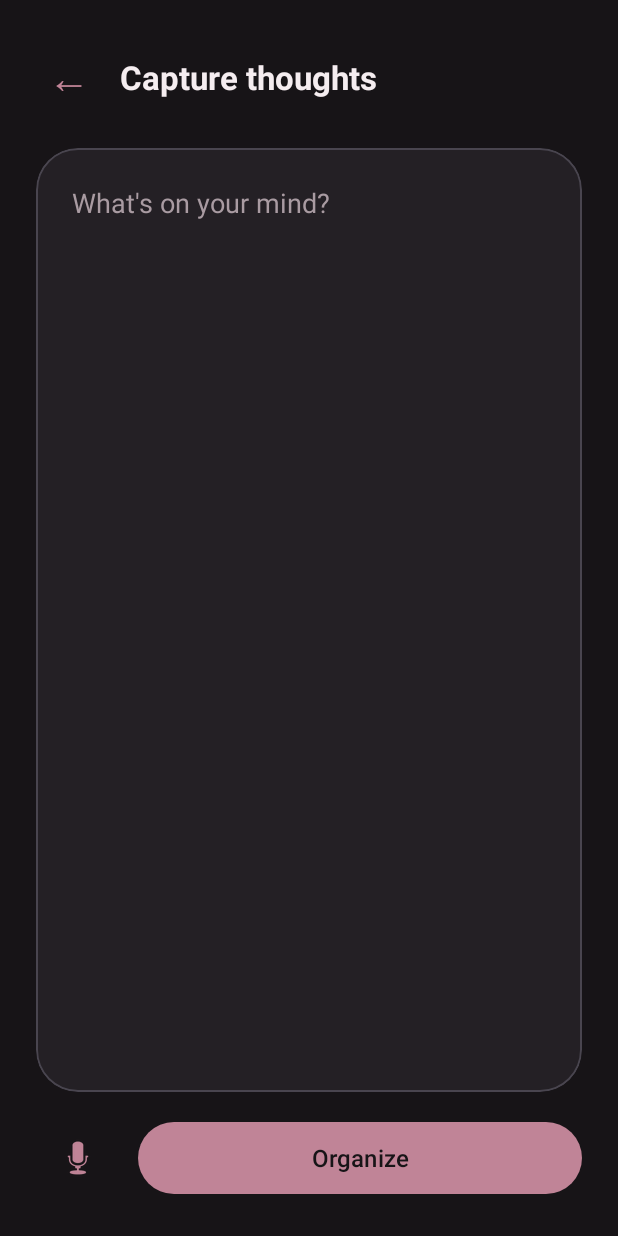
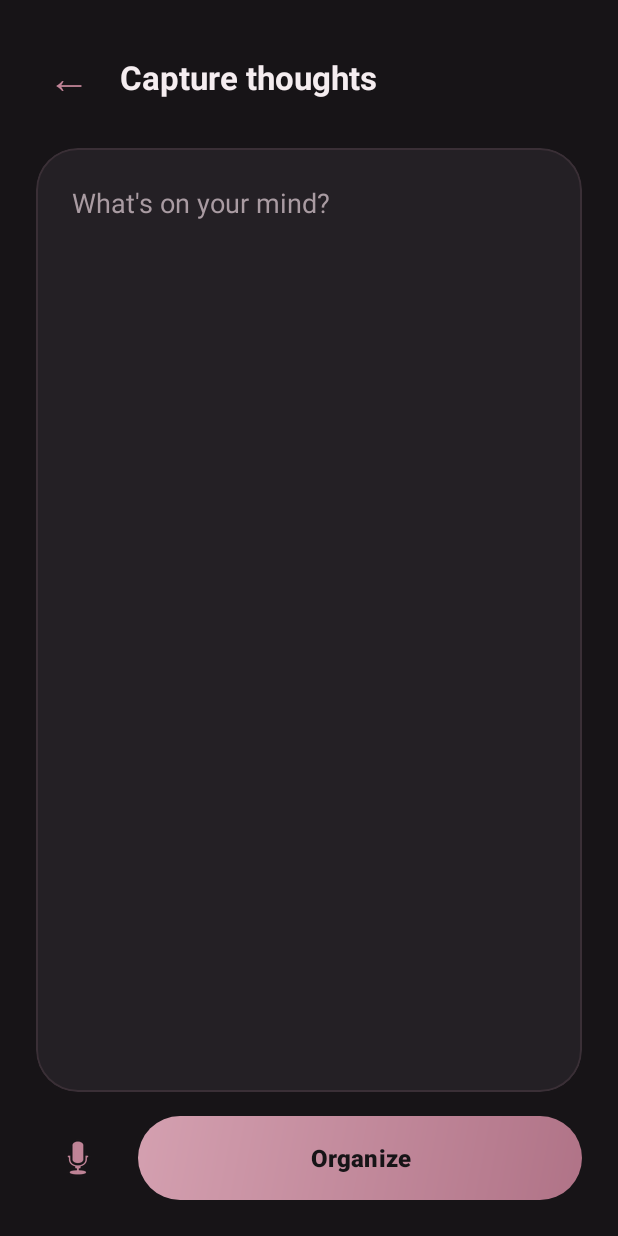
Before and after one commit to fatima03-az/UNSAID, an Android app: the CaptureActivity screen opened directly, with no data from a screen before it, on a phone screen of 412 x 824 dp. Run offline under Robolectric (Android 15) with nearby library versions, the phone set to English and light mode, and no system bars.

Commit message:
Visual polish

```diff
--- a/app/src/main/res/layout/activity_capture.xml
+++ b/app/src/main/res/layout/activity_capture.xml
@@ -41,7 +41,9 @@
         android:layout_weight="1"
         app:cardBackgroundColor="@color/unsaid_surface"
         app:cardCornerRadius="28dp"
-        app:cardElevation="0dp">
+        app:cardElevation="0dp"
+        app:strokeColor="#3A2F36"
+        app:strokeWidth="1dp">
 
         <EditText
             android:id="@+id/etThought"
@@ -81,6 +83,10 @@
             android:layout_weight="1"
             android:text="Organize"
             android:textSize="16sp"
-            app:cornerRadius="28dp" />
+            app:cornerRadius="28dp"
+            android:background="@drawable/bg_rose_card"
+            app:backgroundTint="@null"
+            android:textColor="@color/unsaid_background"
+            android:textStyle="bold" />
     </LinearLayout>
 </LinearLayout>
--- a/app/src/main/res/layout/activity_main.xml
+++ b/app/src/main/res/layout/activity_main.xml
@@ -45,7 +45,10 @@
                 android:clickable="true"
                 android:focusable="true"
                 android:orientation="vertical"
-                android:padding="24dp">
+                android:padding="24dp"
+                android:elevation="10dp"
+                android:outlineAmbientShadowColor="@color/unsaid_accent"
+                android:outlineSpotShadowColor="@color/unsaid_accent">
 
                 <TextView
                     android:id="@+id/tvCardTitle"
--- a/app/src/main/res/layout/activity_review.xml
+++ b/app/src/main/res/layout/activity_review.xml
@@ -44,7 +44,11 @@
         android:layout_marginTop="16dp"
         android:text="Save all"
         android:textSize="16sp"
-        app:cornerRadius="28dp" />
+        app:cornerRadius="28dp"
+        android:background="@drawable/bg_rose_card"
+        app:backgroundTint="@null"
+        android:textColor="@color/unsaid_background"
+        android:textStyle="bold" />
 
     <com.google.android.material.button.MaterialButton
         android:id="@+id/btnBack"
--- a/app/src/main/res/layout/item_my_task.xml
+++ b/app/src/main/res/layout/item_my_task.xml
@@ -7,7 +7,9 @@
     android:layout_marginBottom="12dp"
     app:cardBackgroundColor="@color/unsaid_surface"
     app:cardCornerRadius="20dp"
-    app:cardElevation="0dp">
+    app:cardElevation="0dp"
+    app:strokeColor="#3A2F36"
+    app:strokeWidth="1dp">
 
     <LinearLayout
         android:layout_width="match_parent"
--- a/app/src/main/res/layout/item_task.xml
+++ b/app/src/main/res/layout/item_task.xml
@@ -7,7 +7,9 @@
     android:layout_marginBottom="12dp"
     app:cardBackgroundColor="@color/unsaid_surface"
     app:cardCornerRadius="20dp"
-    app:cardElevation="0dp">
+    app:cardElevation="0dp"
+    app:strokeColor="#3A2F36"
+    app:strokeWidth="1dp">
 
     <LinearLayout
         android:layout_width="match_parent"
--- a/app/src/main/res/layout/item_thought.xml
+++ b/app/src/main/res/layout/item_thought.xml
@@ -7,7 +7,9 @@
     android:layout_marginBottom="12dp"
     app:cardBackgroundColor="@color/unsaid_surface"
     app:cardCornerRadius="20dp"
-    app:cardElevation="0dp">
+    app:cardElevation="0dp"
+    app:strokeColor="#3A2F36"
+    app:strokeWidth="1dp">
 
     <LinearLayout
         android:layout_width="match_parent"
--- a/app/src/main/res/layout/view_nav.xml
+++ b/app/src/main/res/layout/view_nav.xml
@@ -2,7 +2,7 @@
 <LinearLayout xmlns:android="http://schemas.android.com/apk/res/android"
     android:layout_width="match_parent"
     android:layout_height="64dp"
-    android:background="@color/unsaid_surface"
+    android:background="@drawable/bg_nav"
     android:orientation="horizontal">
 
     <TextView
```
Also changed, not shown: app/src/main/res/drawable/bg_nav.xml (added, +15 -0 lines), app/src/main/res/drawable/bg_tile.xml (+7 -1 lines).
